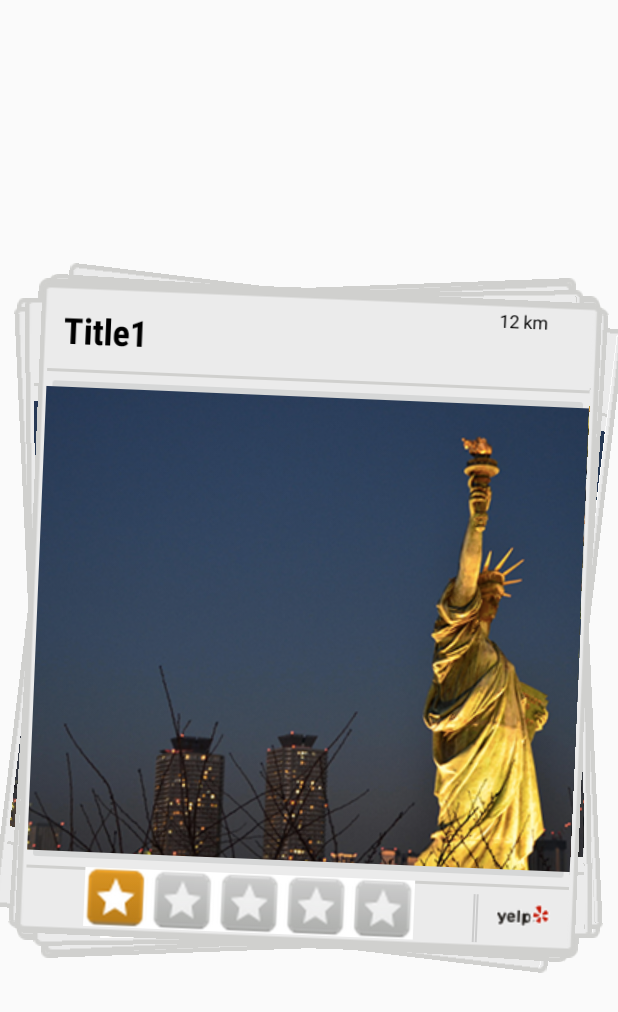
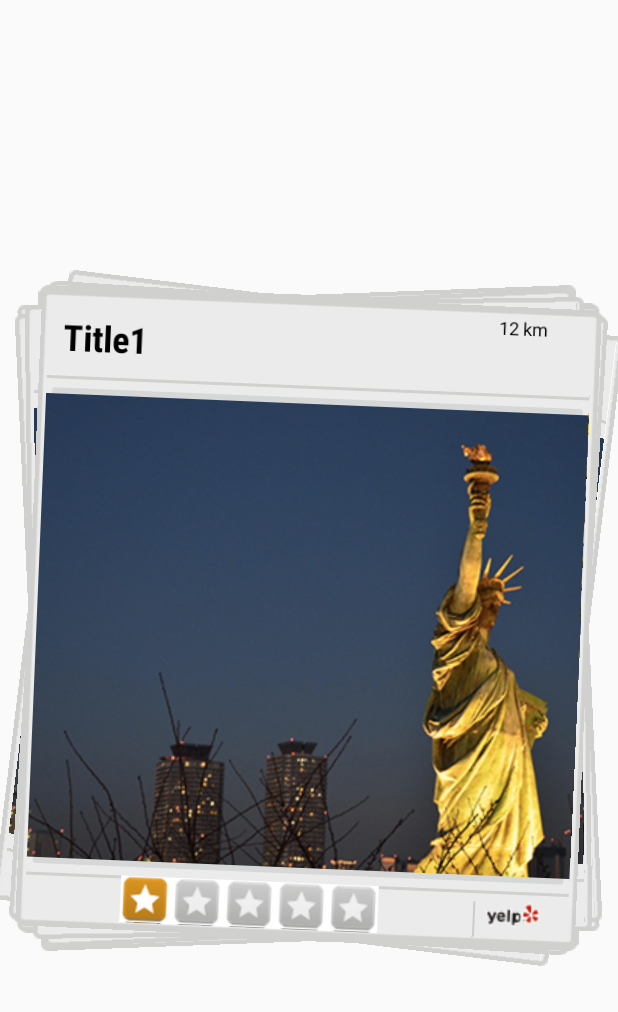
Before and after one commit to timmui/eatr, an Android app: the screen it shows after launch (MainActivity), on a phone screen of 412 x 824 dp. Shown: the top 1012 px of the screen. Run offline under Robolectric (Android 15) with nearby library versions, the phone set to English and light mode, and no system bars.

Commit message:
Only one button now

```diff
--- a/Android/Eatr/AndTinder/src/main/res/layout/std_card_inner.xml
+++ b/Android/Eatr/AndTinder/src/main/res/layout/std_card_inner.xml
@@ -73,37 +73,18 @@
         android:layout_toLeftOf="@+id/image_1"
         android:background="#ccc"/>
 
-    <TextView
+    <ImageButton
         android:id="@+id/image_1"
         android:layout_width="wrap_content"
         android:layout_height="wrap_content"
         android:layout_below="@id/image"
-        android:layout_toLeftOf="@+id/btn_sep_2"
         android:background="?android:attr/selectableItemBackground"
-        android:padding="10dp"
-        android:text=""
+        android:padding="5dp"
         android:layout_toRightOf="@+id/title"
-        android:layout_toEndOf="@+id/title" />
+        android:layout_toEndOf="@+id/title"
+        android:src="@drawable/yelplogo" />
 
-    <View
-        android:id="@+id/btn_sep_2"
-        android:layout_width="1dp"
-        android:layout_height="0dp"
-        android:layout_alignBottom="@id/image_1"
-        android:layout_below="@id/image"
-        android:layout_marginTop="7dp"
-        android:layout_toLeftOf="@+id/image_2"
-        android:background="#ccc"/>
 
-    <ImageButton
-        android:id="@+id/image_2"
-        android:layout_width="wrap_content"
-        android:layout_height="wrap_content"
-        android:layout_alignParentRight="true"
-        android:layout_below="@id/image"
-        android:background="?android:attr/selectableItemBackground"
-        android:padding="10dp"
-        android:src="@drawable/yelplogo"/>
 
     <TextView
         android:id="@+id/distance"
```
